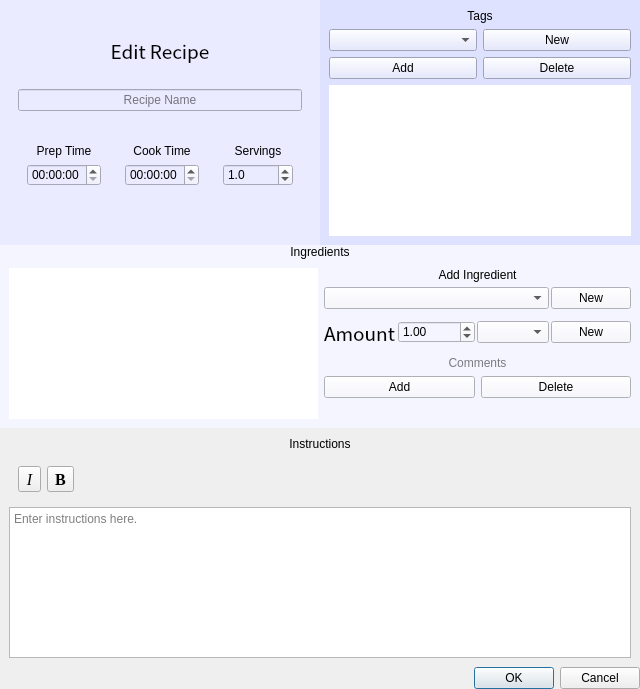
andrewlalis/RecipeDB, file gui/newrecipedialog.ui: the form before one commit.
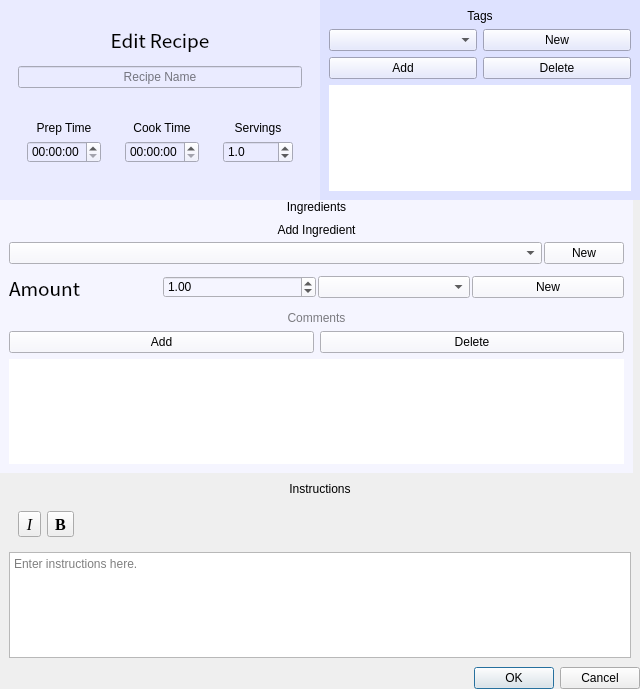
The form after the commit.

Commit message: Adding support for image selection in add recipe dialog.

What changed in the file:
```diff
--- a/gui/newrecipedialog.ui
+++ b/gui/newrecipedialog.ui
@@ -336,6 +336,24 @@
        </widget>
       </item>
       <item alignment="Qt::AlignTop">
+       <widget class="QWidget" name="ingredientsAndImagePanel" native="true">
+        <layout class="QHBoxLayout" name="horizontalLayout_2">
+         <property name="spacing">
+          <number>0</number>
+         </property>
+         <property name="leftMargin">
+          <number>0</number>
+         </property>
+         <property name="topMargin">
+          <number>0</number>
+         </property>
+         <property name="rightMargin">
+          <number>0</number>
+         </property>
+         <property name="bottomMargin">
+          <number>0</number>
+         </property>
+         <item>
        <widget class="QWidget" name="ingredientsPanel" native="true">
         <property name="sizePolicy">
          <sizepolicy hsizetype="Preferred" vsizetype="Preferred">
@@ -377,21 +395,8 @@
          </item>
          <item>
           <widget class="QWidget" name="ingredientsSubPanel" native="true">
-           <layout class="QHBoxLayout" name="horizontalLayout_2">
+              <layout class="QVBoxLayout" name="verticalLayout_12">
             <item>
-             <widget class="QListView" name="ingredientsListView">
-              <property name="styleSheet">
-               <string notr="true">background-color: rgb(255, 255, 255);</string>
-              </property>
-              <property name="frameShape">
-               <enum>QFrame::NoFrame</enum>
-              </property>
-              <property name="batchSize">
-               <number>100</number>
-              </property>
-             </widget>
-            </item>
-            <item alignment="Qt::AlignRight|Qt::AlignTop">
              <widget class="QWidget" name="addIngredientPanel" native="true">
               <layout class="QVBoxLayout" name="verticalLayout_7">
                <property name="spacing">
@@ -584,6 +589,56 @@
                 </widget>
                </item>
               </layout>
+                </widget>
+               </item>
+               <item>
+                <widget class="QListView" name="ingredientsListView">
+                 <property name="styleSheet">
+                  <string notr="true">background-color: rgb(255, 255, 255);</string>
+                 </property>
+                 <property name="frameShape">
+                  <enum>QFrame::NoFrame</enum>
+                 </property>
+                 <property name="batchSize">
+                  <number>100</number>
+                 </property>
+                </widget>
+               </item>
+              </layout>
+             </widget>
+            </item>
+           </layout>
+          </widget>
+         </item>
+         <item alignment="Qt::AlignTop">
+          <widget class="QWidget" name="imagePanel" native="true">
+           <layout class="QVBoxLayout" name="verticalLayout_13">
+            <property name="spacing">
+             <number>0</number>
+            </property>
+            <property name="leftMargin">
+             <number>0</number>
+            </property>
+            <property name="topMargin">
+             <number>0</number>
+            </property>
+            <property name="rightMargin">
+             <number>0</number>
+            </property>
+            <property name="bottomMargin">
+             <number>0</number>
+            </property>
+            <item>
+             <widget class="QLabel" name="imageDisplayLabel">
+              <property name="text">
+               <string/>
+              </property>
+              <property name="scaledContents">
+               <bool>true</bool>
+              </property>
+              <property name="alignment">
+               <set>Qt::AlignRight|Qt::AlignTrailing|Qt::AlignVCenter</set>
+              </property>
              </widget>
             </item>
            </layout>
```
Lines whose indentation alone changed are shown as unchanged. The commit also changes 6 other files.
